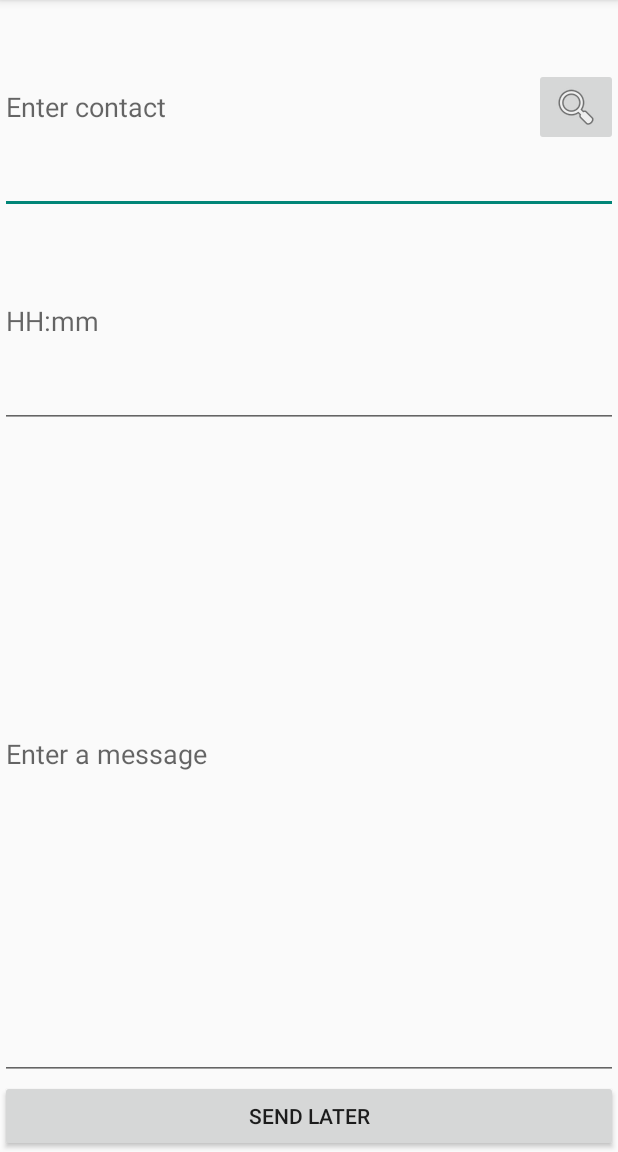
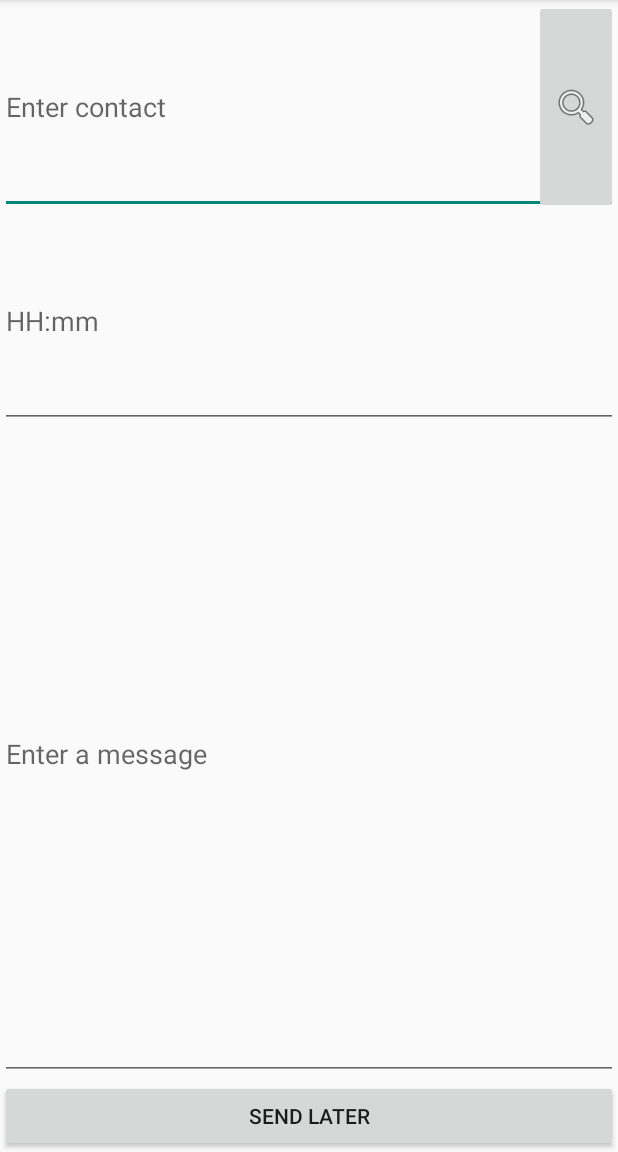
Before and after one commit to AnaxAndrade/FutureText, an Android app: the screen it shows after launch (InputActivity), on a phone screen of 412 x 824 dp, the part 84-1236 px from its top. Run offline under Robolectric (Android 15) with nearby library versions, the phone set to English and light mode, and no system bars.

```diff
--- a/app/src/main/AndroidManifest.xml
+++ b/app/src/main/AndroidManifest.xml
@@ -1,7 +1,7 @@
 <?xml version="1.0" encoding="utf-8"?>
 <manifest xmlns:android="http://schemas.android.com/apk/res/android"
     package="com.mycompany.futuretext" >
-    <uses-skd android:minSdkVersion="16"/>
+    <uses-sdk android:minSdkVersion="16" />
     <uses-permission android:name="android.permission.SEND_SMS" />
     <uses-permission android:name="com.android.alarm.permission.SET_ALARM"/>
     <uses-permission android:name="android.permission.READ_CONTACTS" />
@@ -10,7 +10,7 @@
         android:allowBackup="true"
         android:icon="@mipmap/ic_launcher"
         android:label="@string/app_name"
-        android:theme="@style/AppTheme" >
+        android:theme="@style/AppTheme">
         <activity
             android:name="com.mycompany.futuretext.InputActivity"
             android:label="@string/app_name" >
--- a/app/src/main/java/com/mycompany/futuretext/DisplayMessageActivity.java
+++ b/app/src/main/java/com/mycompany/futuretext/DisplayMessageActivity.java
@@ -6,10 +6,6 @@ import android.text.method.ScrollingMovementMethod;
 import android.view.MenuItem;
 import android.content.Intent;
 import android.widget.TextView;
-import java.util.Date;
-import java.text.DateFormat;
-import java.text.SimpleDateFormat;
-import java.util.Locale;
 
 
 public class DisplayMessageActivity extends ActionBarActivity {
--- a/app/src/main/java/com/mycompany/futuretext/MessageLog.java
+++ b/app/src/main/java/com/mycompany/futuretext/MessageLog.java
@@ -1,12 +1,7 @@
 package com.mycompany.futuretext;
 
 
-import java.io.BufferedInputStream;
 import java.io.BufferedReader;
-import java.io.BufferedWriter;
-import java.io.File;
-import java.io.FileWriter;
-import java.io.FileNotFoundException;
 import java.io.FileOutputStream;
 import java.io.FileInputStream;
 import java.io.IOException;
--- a/app/src/main/res/layout/activity_input.xml
+++ b/app/src/main/res/layout/activity_input.xml
@@ -2,8 +2,8 @@
     xmlns:tools="http://schemas.android.com/tools"
     android:layout_width="match_parent"
     android:layout_height="match_parent"
-    android:orientation="vertical">
-
+    android:orientation="vertical"
+    >
     <RelativeLayout
         android:layout_width="match_parent"
         android:layout_height="0dp"
@@ -17,7 +17,7 @@
         <ImageButton
             android:id="@+id/search_contacts"
             android:layout_width="wrap_content"
-            android:layout_height="wrap_content"
+            android:layout_height="fill_parent"
             android:src="@android:drawable/ic_menu_search"
             android:contentDescription="@string/pick_contacts"
             android:layout_centerVertical="true"
```
Also changed, not shown: app/src/main/java/com/mycompany/futuretext/AlarmReceiver.java (+19 -2 lines), app/src/main/java/com/mycompany/futuretext/InputActivity.java (+8 -2 lines), app/src/main/res/values/styles.xml (line endings or trailing spaces).
